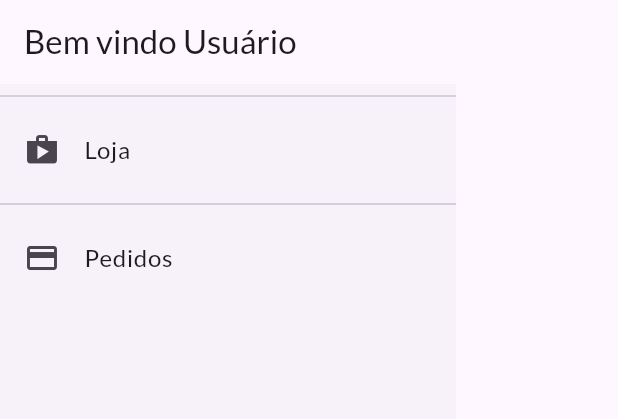
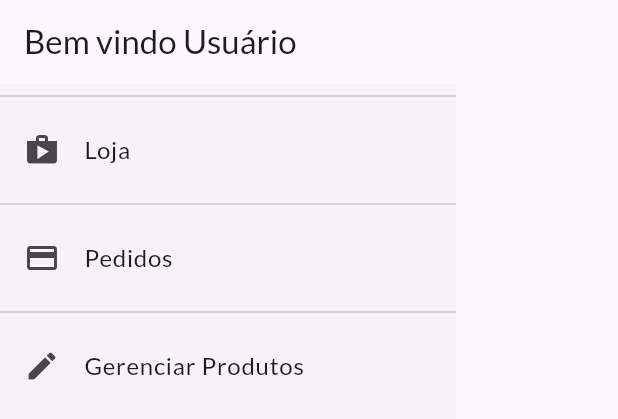
Before and after one commit to tiagors09/shop, a Flutter app: the AppDrawer widget shown alone on an empty page, opened directly, on a phone screen of 412 x 824 dp. Shown: the top 419 px of the screen. Run offline on Flutter 3.47's test engine with Material 3 defaults, Android fonts, the phone set to English and light mode, and no system bars; network calls fail.

Commit message:
app_drawner.dart: added new item

```diff
--- a/lib/widgets/app_drawer.dart
+++ b/lib/widgets/app_drawer.dart
@@ -41,6 +41,12 @@ class AppDrawer extends StatelessWidget {
             Icons.payment,
             AppRoutes.orders,
           ),
+          ...drawnerItemm(
+            context,
+            'Gerenciar Produtos',
+            Icons.edit,
+            AppRoutes.products,
+          )
         ],
       ),
     );
```
